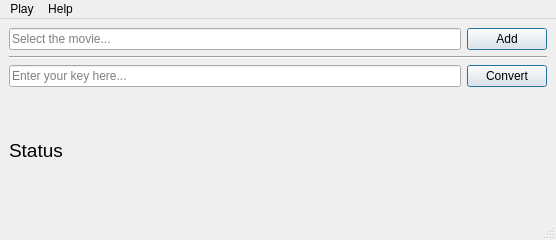
Before: the Qt Designer form assets/Converter.ui in Dimaryst/Converter_py, drawn with Qt 5.
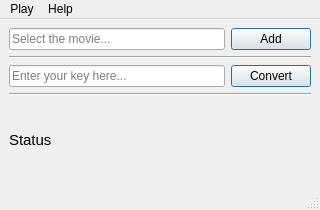
After: the same form once the commit is applied.

Commit message: line edit read only and few changes

What changed in the file:
```diff
--- a/assets/Converter.ui
+++ b/assets/Converter.ui
@@ -6,14 +6,26 @@
    <rect>
     <x>0</x>
     <y>0</y>
-    <width>556</width>
-    <height>240</height>
+    <width>320</width>
+    <height>210</height>
    </rect>
   </property>
+  <property name="sizePolicy">
+   <sizepolicy hsizetype="Fixed" vsizetype="Fixed">
+    <horstretch>0</horstretch>
+    <verstretch>0</verstretch>
+   </sizepolicy>
+  </property>
   <property name="minimumSize">
    <size>
     <width>320</width>
-    <height>240</height>
+    <height>210</height>
+   </size>
+  </property>
+  <property name="maximumSize">
+   <size>
+    <width>320</width>
+    <height>210</height>
    </size>
   </property>
   <property name="windowTitle">
@@ -28,9 +40,18 @@
         <property name="text">
          <string/>
         </property>
+        <property name="cursorPosition">
+         <number>0</number>
+        </property>
+        <property name="readOnly">
+         <bool>false</bool>
+        </property>
         <property name="placeholderText">
          <string>Select the movie...</string>
         </property>
+        <property name="clearButtonEnabled">
+         <bool>false</bool>
+        </property>
        </widget>
       </item>
       <item>
@@ -76,10 +97,17 @@
       </item>
      </layout>
     </item>
+    <item>
+     <widget class="Line" name="lineBottom">
+      <property name="orientation">
+       <enum>Qt::Horizontal</enum>
+      </property>
+     </widget>
+    </item>
     <item>
      <widget class="QLabel" name="labelStatus">
       <property name="text">
-       <string>&lt;html&gt;&lt;head/&gt;&lt;body&gt;&lt;p&gt;&lt;span style=&quot; font-size:14pt;&quot;&gt;Status&lt;/span&gt;&lt;/p&gt;&lt;/body&gt;&lt;/html&gt;</string>
+       <string>&lt;html&gt;&lt;head/&gt;&lt;body&gt;&lt;p&gt;&lt;span style=&quot; font-size:11pt;&quot;&gt;Status&lt;/span&gt;&lt;/p&gt;&lt;/body&gt;&lt;/html&gt;</string>
       </property>
      </widget>
     </item>
@@ -90,7 +118,7 @@
     <rect>
      <x>0</x>
      <y>0</y>
-     <width>556</width>
+     <width>320</width>
      <height>24</height>
     </rect>
    </property>
```
Left out of the diff: 9 changed lines with no effect on the pictures. The commit also changes 2 other files.
